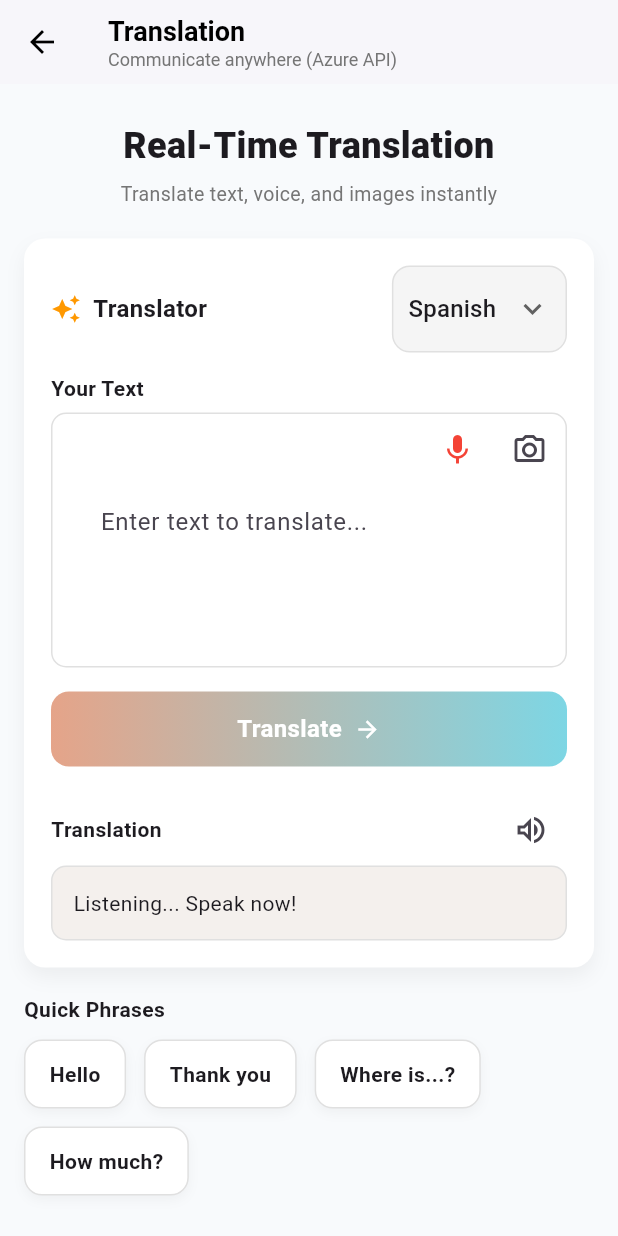
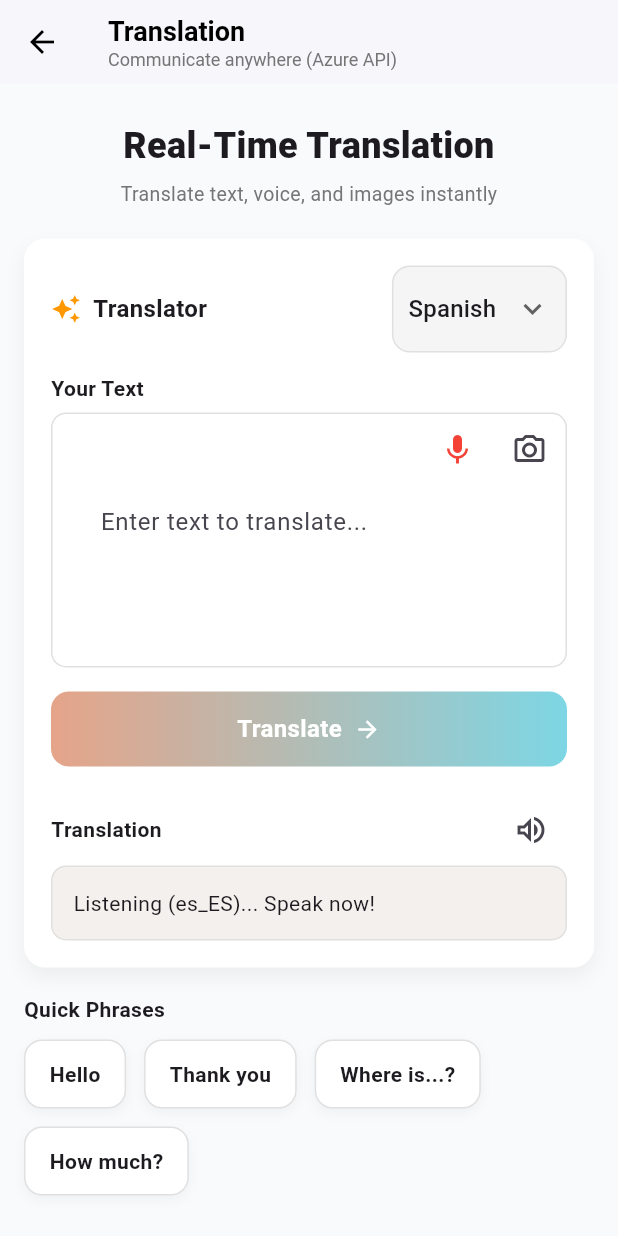
Before and after one commit to Roamieee/RoamieRepo, a Flutter app: the TranslatePage screen opened directly, after a tap on the "mic" icon, on a phone screen of 412 x 824 dp. Run offline on Flutter 3.47's test engine with Material 3 defaults, Android fonts, the phone set to English and light mode, and no system bars; our stand-ins replace cloud_firestore, firebase_core, flutter_dotenv, flutter_tts, geolocator, google_maps_flutter and 2 more; missing offline and left inert: firebase_data_connect, google_mlkit_text_recognition; accounts and stored records are empty.

Commit message:
fix audio and cam problem

```diff
--- a/roamie/lib/translate_page.dart
+++ b/roamie/lib/translate_page.dart
@@ -1,5 +1,6 @@
 import 'dart:convert';
 import 'dart:io';
+import 'package:flutter/foundation.dart';
 import 'package:image_picker/image_picker.dart';
 import 'package:google_mlkit_text_recognition/google_mlkit_text_recognition.dart';
 import 'package:flutter/material.dart';
@@ -7,7 +8,6 @@ import 'package:flutter_dotenv/flutter_dotenv.dart';
 import 'package:http/http.dart' as http;
 import 'package:speech_to_text/speech_to_text.dart' as stt;
 import 'package:flutter_tts/flutter_tts.dart';
-
 
 // ---------------------------------------------------------------------------
 // PAGE: TranslatePage (The main screen container)
@@ -34,7 +34,11 @@ class TranslatePage extends StatelessWidget {
           children: [
             const Text(
               "Translation",
-       style: TextStyle(color: Colors.black, fontSize: 18, fontWeight: FontWeight.bold),
+              style: TextStyle(
+                color: Colors.black,
+                fontSize: 18,
+                fontWeight: FontWeight.bold,
+              ),
             ),
             Text(
               "Communicate anywhere (Azure API)",
@@ -67,11 +71,19 @@ class _TranslationToolState extends State<TranslationTool> {
   static const _gradientEnd = Color(0xFF7DD6E4);
   final TextEditingController _inputController = TextEditingController();
 
- String _translatedText = "Translation will appear here (Powered by Azure REST)";
+  String _translatedText =
+      "Translation will appear here (Powered by Azure REST)";
   String _selectedLanguage = "Spanish";
 
   final ImagePicker _picker = ImagePicker();
- final List<String> _languages = const ["Spanish", "French", "Japanese", "German", "Korean", "Mandarin"];
+  final List<String> _languages = const [
+    "Spanish",
+    "French",
+    "Japanese",
+    "German",
+    "Korean",
+    "Mandarin",
+  ];
 
   // Speech recognition state
   stt.SpeechToText? _speech;
@@ -91,7 +103,8 @@ class _TranslationToolState extends State<TranslationTool> {
   // Speak translated text using text-to-speech
   Future<void> _speakTranslation() async {
     if (_translatedText.isEmpty ||
-      _translatedText == "Translation will appear here (Powered by Azure REST)" ||
+        _translatedText ==
+            "Translation will appear here (Powered by Azure REST)" ||
         _translatedText.contains("Error") ||
         _translatedText.contains("failed") ||
         _translatedText.contains("Translating...")) {
@@ -112,6 +125,15 @@ class _TranslationToolState extends State<TranslationTool> {
 
   // Voice recording handler - initializes and requests permission on first use
   Future<void> _handleVoiceRecording() async {
+    // Check for unsupported platforms (Windows/Linux)
+    if (!kIsWeb && (Platform.isWindows || Platform.isLinux)) {
+      setState(() {
+        _translatedText =
+            "Voice recognition is not supported on Desktop (Windows/Linux). Please use Android/iOS or Web.";
+      });
+      return;
+    }
+
     // Initialize speech recognition on first use (lazy initialization)
     if (_speech == null || !_speechAvailable) {
       _speech = stt.SpeechToText();
@@ -124,7 +146,8 @@ class _TranslationToolState extends State<TranslationTool> {
         onError: (error) {
           print('Speech recognition error: $error');
           setState(() {
-            _translatedText = "Speech error: ${error.errorMsg}. Please grant microphone permission in settings.";
+            _translatedText =
+                "Speech error: ${error.errorMsg}. Please grant microphone permission in settings.";
             _isListening = false;
           });
         },
@@ -136,11 +159,13 @@ class _TranslationToolState extends State<TranslationTool> {
             });
           }
         },
+        debugLogging: true, // Enable debug logging for troubleshooting
       );
 
       if (!_speechAvailable) {
         setState(() {
-          _translatedText = "Speech recognition not available. Please grant microphone permission.";
+          _translatedText =
+              "Speech recognition not available. Please grant microphone permission.";
         });
         return;
       }
@@ -161,14 +186,18 @@ class _TranslationToolState extends State<TranslationTool> {
         return;
       }
 
+      final localeId = _getLocaleForSpeech(_selectedLanguage);
+      print('Starting listen with locale: $localeId');
+
       // Start listening
       setState(() {
         _isListening = true;
-        _translatedText = "Listening... Speak now!";
+        _translatedText = "Listening ($localeId)... Speak now!";
       });
 
-      bool started = await _speech!.listen(
+      await _speech!.listen(
         onResult: (result) {
+          print('Speech result: ${result.recognizedWords}');
           setState(() {
             _inputController.text = result.recognizedWords;
             if (result.finalResult) {
@@ -179,19 +208,20 @@ class _TranslationToolState extends State<TranslationTool> {
             }
           });
         },
+        onSoundLevelChange: (level) {
+          // Use this to check if the microphone is receiving input
+          if (level > 0) {
+            // print('Sound level: $level');
+          }
+        },
+        // ADD THIS: Map your selected language to a locale code (e.g., 'en_US', 'es_ES')
+        localeId: localeId,
         listenFor: const Duration(seconds: 30),
         pauseFor: const Duration(seconds: 3),
         partialResults: true,
         cancelOnError: true,
         listenMode: stt.ListenMode.confirmation,
       );
-
-      if (!started) {
-        setState(() {
-          _isListening = false;
-          _translatedText = "Failed to start listening. Please check microphone permissions.";
-        });
-      }
     }
   }
 
@@ -222,15 +252,15 @@ class _TranslationToolState extends State<TranslationTool> {
             ],
           ),
         );
-      }
+      },
     );
   }
-
 
   // OCR Function: Handles image capture/selection and text extraction
   Future<void> _handleOcr(ImageSource source) async {
     setState(() {
-    _translatedText = "Accessing ${source == ImageSource.camera ? 'Camera' : 'Gallery'}...";
+      _translatedText =
+          "Accessing ${source == ImageSource.camera ? 'Camera' : 'Gallery'}...";
     });
 
     try {
@@ -239,7 +269,8 @@ class _TranslationToolState extends State<TranslationTool> {
 
       if (image == null) {
         setState(() {
-      _translatedText = "${source == ImageSource.camera ? 'Capture' : 'Selection'} cancelled.";
+          _translatedText =
+              "${source == ImageSource.camera ? 'Capture' : 'Selection'} cancelled.";
         });
         return;
       }
@@ -250,10 +281,14 @@ class _TranslationToolState extends State<TranslationTool> {
 
       // 2. Initialize and Process Image with ML Kit
       // NOTE: Using 'latin' for common Western languages.
-    final textRecognizer = TextRecognizer(script: TextRecognitionScript.latin);
+      final textRecognizer = TextRecognizer(
+        script: TextRecognitionScript.latin,
+      );
       final InputImage inputImage = InputImage.fromFilePath(image.path);
 
-    final RecognizedText recognizedText = await textRecognizer.processImage(inputImage);
+      final RecognizedText recognizedText = await textRecognizer.processImage(
+        inputImage,
+      );
       await textRecognizer.close();
 
       final String extractedText = recognizedText.text.trim();
@@ -268,15 +303,33 @@ class _TranslationToolState extends State<TranslationTool> {
       // 3. Hand Off Text to Translator
       _inputController.text = extractedText;
       _handleTranslate(); // Proceed to Step 2: Translation
-
     } catch (e) {
       print("OCR/Image Picker Error: $e");
       setState(() {
-     _translatedText = "Error during image processing. Check permissions and native setup: $e";
+        _translatedText =
+            "Error during image processing. Check permissions and native setup: $e";
       });
     }
   }
 
+  String _getLocaleForSpeech(String language) {
+    switch (language) {
+      case 'Spanish':
+        return 'es_ES';
+      case 'French':
+        return 'fr_FR';
+      case 'Japanese':
+        return 'ja_JP';
+      case 'German':
+        return 'de_DE';
+      case 'Korean':
+        return 'ko_KR';
+      case 'Mandarin':
+        return 'zh_CN';
+      default:
+        return 'en_US';
+    }
+  }
 
   // 2. Helper function to map display name to Azure's ISO 639-1 language code
   String _getLanguageCode(String languageName) {
@@ -290,7 +343,6 @@ class _TranslationToolState extends State<TranslationTool> {
     };
     return codeMap[languageName] ?? "en"; // Default to English
   }
-
 
   // 3. Core function to make the Azure API call via REST
   void _handleTranslate() async {
@@ -312,19 +364,21 @@ class _TranslationToolState extends State<TranslationTool> {
       // 4. Load credentials securely from the .env file
       final subscriptionKey = dotenv.env['AZURE_KEY'];
       final subscriptionRegion = dotenv.env['AZURE_REGION'];
-   final endpoint = dotenv.env['AZURE_ENDPOINT'] ?? 'https://api.cognitive.microsofttranslator.com';
+      final endpoint =
+          dotenv.env['AZURE_ENDPOINT'] ??
+          'https://api.cognitive.microsofttranslator.com';
 
       if (subscriptionKey == null || subscriptionRegion == null) {
         setState(() {
-     _translatedText = "Missing AZURE_KEY or AZURE_REGION in .env. Please set them and restart the app.";
+          _translatedText =
+              "Missing AZURE_KEY or AZURE_REGION in .env. Please set them and restart the app.";
         });
         return;
       }
 
-   final uri = Uri.parse('$endpoint/translate').replace(queryParameters: {
-    'api-version': '3.0',
-    'to': targetCode,
-   });
+      final uri = Uri.parse(
+        '$endpoint/translate',
+      ).replace(queryParameters: {'api-version': '3.0', 'to': targetCode});
 
       final headers = {
         'Ocp-Apim-Subscription-Key': subscriptionKey,
@@ -333,9 +387,13 @@ class _TranslationToolState extends State<TranslationTool> {
       };
 
       final response = await http
-     .post(uri, headers: headers, body: jsonEncode([
-      {'Text': input}
-     ]))
+          .post(
+            uri,
+            headers: headers,
+            body: jsonEncode([
+              {'Text': input},
+            ]),
+          )
           .timeout(const Duration(seconds: 10));
 
       if (response.statusCode == 200) {
@@ -344,7 +402,9 @@ class _TranslationToolState extends State<TranslationTool> {
 
         if (decoded is List && decoded.isNotEmpty) {
           final first = decoded.first;
-     if (first is Map && first['translations'] is List && (first['translations'] as List).isNotEmpty) {
+          if (first is Map &&
+              first['translations'] is List &&
+              (first['translations'] as List).isNotEmpty) {
             final firstTranslation = first['translations'][0];
             if (firstTranslation is Map && firstTranslation['text'] is String) {
               translatedText = firstTranslation['text'] as String;
@@ -357,13 +417,15 @@ class _TranslationToolState extends State<TranslationTool> {
         });
       } else {
         setState(() {
-     _translatedText = "Translation failed (status ${response.statusCode}): ${response.body}";
+          _translatedText =
+              "Translation failed (status ${response.statusCode}): ${response.body}";
         });
       }
     } catch (e) {
       print('Azure Translation Error: $e');
       setState(() {
-    _translatedText = "Error translating: ${e.runtimeType}: $e\nCheck your .env setup, API key/region, and endpoint.";
+        _translatedText =
+            "Error translating: ${e.runtimeType}: $e\nCheck your .env setup, API key/region, and endpoint.";
       });
     }
   }
@@ -404,7 +466,11 @@ class _TranslationToolState extends State<TranslationTool> {
             children: [
               Row(
                 children: [
-         const Icon(Icons.auto_awesome, color: Colors.orange, size: 20),
+                  const Icon(
+                    Icons.auto_awesome,
+                    color: Colors.orange,
+                    size: 20,
+                  ),
                   const SizedBox(width: 8),
                   const Text(
                     "Translator",
@@ -440,7 +506,8 @@ class _TranslationToolState extends State<TranslationTool> {
                         ),
                         IconButton(
                           icon: const Icon(Icons.photo_camera_outlined),
-             onPressed: _showImageSourcePicker, // Calls the picker sheet
+                          onPressed:
+                              _showImageSourcePicker, // Calls the picker sheet
                         ),
                       ],
                     ),
@@ -465,7 +532,9 @@ class _TranslationToolState extends State<TranslationTool> {
                 child: Container(
                   height: 50,
                   decoration: BoxDecoration(
-          gradient: const LinearGradient(colors: [_gradientStart, _gradientEnd]),
+                    gradient: const LinearGradient(
+                      colors: [_gradientStart, _gradientEnd],
+                    ),
                     borderRadius: BorderRadius.circular(12),
                   ),
                   child: const Center(
@@ -474,10 +543,18 @@ class _TranslationToolState extends State<TranslationTool> {
                       children: [
                         Text(
                           "Translate",
-             style: TextStyle(color: Colors.white, fontWeight: FontWeight.w700, fontSize: 16),
+                          style: TextStyle(
+                            color: Colors.white,
+                            fontWeight: FontWeight.w700,
+                            fontSize: 16,
+                          ),
                         ),
                         SizedBox(width: 8),
-            Icon(Icons.arrow_forward, color: Colors.white, size: 18),
+                        Icon(
+                          Icons.arrow_forward,
+                          color: Colors.white,
+                          size: 18,
+                        ),
                       ],
                     ),
                   ),
@@ -523,10 +600,22 @@ class _TranslationToolState extends State<TranslationTool> {
           spacing: 12,
           runSpacing: 12,
           children: [
-      _QuickPhraseButton(label: "Hello", onTap: () => _setPhraseAndTranslate("Hello")),
-      _QuickPhraseButton(label: "Thank you", onTap: () => _setPhraseAndTranslate("Thank you")),
-      _QuickPhraseButton(label: "Where is...?", onTap: () => _setPhraseAndTranslate("Where is...?")),
-      _QuickPhraseButton(label: "How much?", onTap: () => _setPhraseAndTranslate("How much?")),
+            _QuickPhraseButton(
+              label: "Hello",
+              onTap: () => _setPhraseAndTranslate("Hello"),
+            ),
+            _QuickPhraseButton(
+              label: "Thank you",
+              onTap: () => _setPhraseAndTranslate("Thank you"),
+            ),
+            _QuickPhraseButton(
+              label: "Where is...?",
+              onTap: () => _setPhraseAndTranslate("Where is...?"),
+            ),
+            _QuickPhraseButton(
+              label: "How much?",
+              onTap: () => _setPhraseAndTranslate("How much?"),
+            ),
           ],
         ),
       ],
@@ -545,7 +634,9 @@ class _TranslationToolState extends State<TranslationTool> {
         child: DropdownButton<String>(
           value: _selectedLanguage,
           icon: const Icon(Icons.expand_more),
-     items: _languages.map((lang) => DropdownMenuItem(value: lang, child: Text(lang))).toList(),
+          items: _languages
+              .map((lang) => DropdownMenuItem(value: lang, child: Text(lang)))
+              .toList(),
           onChanged: (val) => setState(() => _selectedLanguage = val!),
         ),
       ),
@@ -561,12 +652,7 @@ class _TranslationToolState extends State<TranslationTool> {
     _handleTranslate();
   }
 
- // Original function kept for dropdown compatibility
- void _setPhrase(String phrase) {
-  setState(() {
-   _inputController.text = phrase;
-  });
- }
+
 }
 
 class _QuickPhraseButton extends StatelessWidget {
@@ -592,10 +678,7 @@ class _QuickPhraseButton extends StatelessWidget {
             ),
           ],
         ),
-    child: Text(
-     label,
-     style: const TextStyle(fontWeight: FontWeight.w600),
-    ),
+        child: Text(label, style: const TextStyle(fontWeight: FontWeight.w600)),
       ),
     );
   }
```
Also changed, not shown: roamie/firebase.json, 2 other files. Lines whose indentation alone changed are shown as unchanged.
